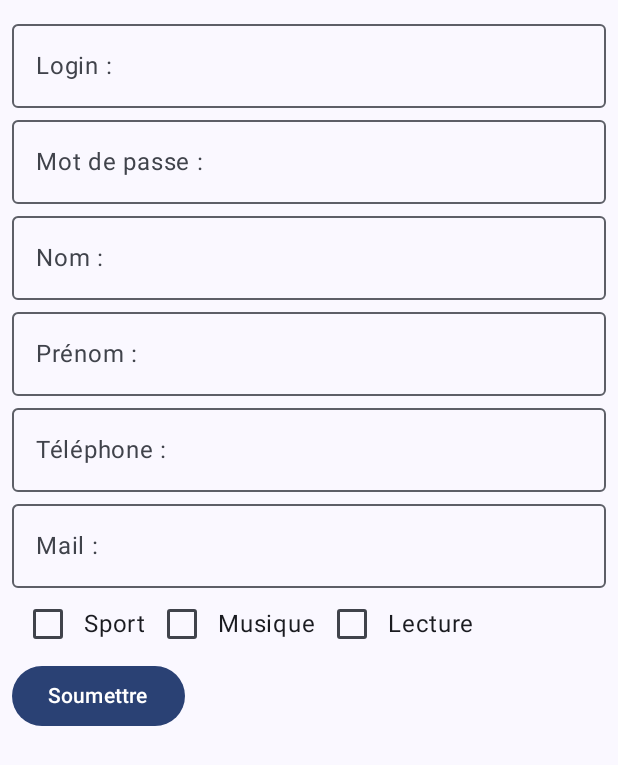
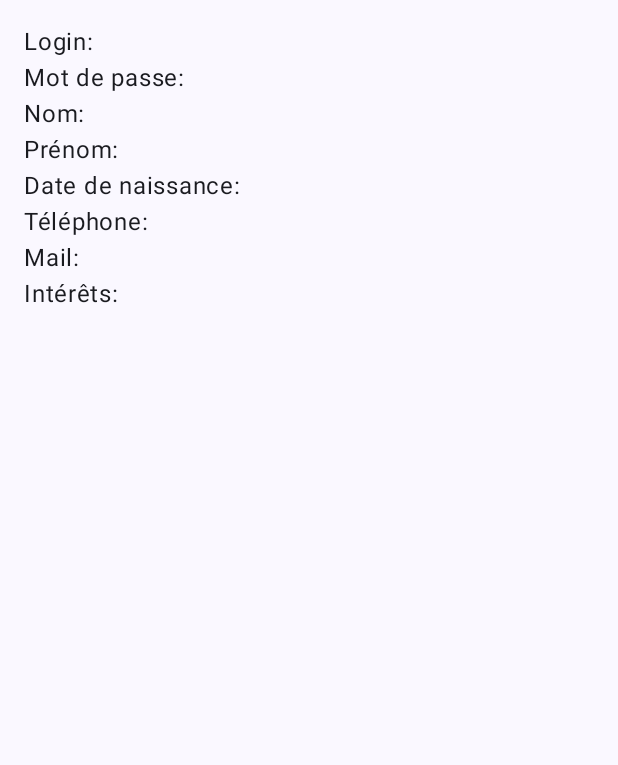
Before and after one commit to RTheoGH/MobileTP3, an Android app built with Jetpack Compose: the composable Compte shown on its own in the app's theme, after a tap on "Soumettre", on a phone screen of 412 x 824 dp. Shown: the top 765 px of the screen. Run offline under Robolectric (Android 15) with nearby library versions, the phone set to English and light mode, and no system bars; our stand-ins replace Room's generated code; 1 other tap on this screen came first.

Commit message:
Modification base de données et début connexion

```diff
--- a/EDT/app/src/main/java/com/example/edt/Compte.kt
+++ b/EDT/app/src/main/java/com/example/edt/Compte.kt
@@ -6,13 +6,13 @@ import androidx.room.PrimaryKey
 
 @Entity(tableName = "compte_table")
 data class Compte(
-    @PrimaryKey(autoGenerate = true)
-    val id: Int = 0,
+    @PrimaryKey
     @ColumnInfo(name = "login") val login: String,
     @ColumnInfo(name = "mdp") val mdp: String,
     @ColumnInfo(name = "nom") val nom: String,
     @ColumnInfo(name = "prenom") val prenom: String,
+    @ColumnInfo(name = "date_naissance") val dateNaissance: String,
     @ColumnInfo(name = "telephone") val telephone: String,
-    @ColumnInfo(name = "mail") val mail: String
-    //@ColumnInfo(name = "interets") val interets: List<String>
+    @ColumnInfo(name = "mail") val mail: String,
+    @ColumnInfo(name = "interets") val interets: String
 )
--- a/EDT/app/src/main/java/com/example/edt/CompteDAO.kt
+++ b/EDT/app/src/main/java/com/example/edt/CompteDAO.kt
@@ -20,6 +20,6 @@ interface CompteDAO {
     @Query("SELECT * FROM compte_table")
     fun getAllUsers(): List<Compte>
 
-    @Query("SELECT * FROM compte_table WHERE id = :userId")
-    fun getUserById(userId: Int): Compte?
+    @Query("SELECT * FROM compte_table WHERE login = :userLogin")
+    fun getUserByLogin(userLogin: Int): Compte?
 }
--- a/EDT/app/src/main/java/com/example/edt/MainActivity.kt
+++ b/EDT/app/src/main/java/com/example/edt/MainActivity.kt
@@ -39,9 +39,6 @@ class MainActivity : ComponentActivity() {
     @OptIn(ExperimentalMaterial3Api::class)
     override fun onCreate(savedInstanceState: Bundle?) {
         super.onCreate(savedInstanceState)
-
-
-
         enableEdgeToEdge()
         setContent {
             EDTTheme {
--- a/EDT/app/src/main/java/com/example/edt/PageAccueil.kt
+++ b/EDT/app/src/main/java/com/example/edt/PageAccueil.kt
@@ -5,6 +5,7 @@ import androidx.compose.foundation.layout.Column
 import androidx.compose.foundation.layout.PaddingValues
 import androidx.compose.foundation.layout.fillMaxSize
 import androidx.compose.foundation.layout.padding
+import androidx.compose.material3.Text
 import androidx.compose.runtime.Composable
 import androidx.compose.ui.Alignment
 import androidx.compose.ui.Modifier
@@ -17,7 +18,7 @@ fun Accueil(pad : PaddingValues){
         horizontalAlignment = Alignment.CenterHorizontally,
         verticalArrangement = Arrangement.Center
     ) {
-
+        Text("Bienvenue !")
     }
 
 }
--- a/EDT/app/src/main/java/com/example/edt/PageCompte.kt
+++ b/EDT/app/src/main/java/com/example/edt/PageCompte.kt
@@ -1,11 +1,15 @@
 package com.example.edt
 
 import androidx.compose.foundation.ExperimentalFoundationApi
+import androidx.compose.foundation.layout.Arrangement
 import androidx.compose.foundation.layout.Column
 import androidx.compose.foundation.layout.PaddingValues
 import androidx.compose.foundation.layout.Row
+import androidx.compose.foundation.layout.Spacer
+import androidx.compose.foundation.layout.fillMaxSize
 import androidx.compose.foundation.layout.fillMaxWidth
 import androidx.compose.foundation.layout.padding
+import androidx.compose.foundation.layout.width
 import androidx.compose.foundation.text.KeyboardOptions
 import androidx.compose.material3.Button
 import androidx.compose.material3.Checkbox
@@ -15,6 +19,7 @@ import androidx.compose.runtime.Composable
 import androidx.compose.runtime.getValue
 import androidx.compose.runtime.mutableStateOf
 import androidx.compose.runtime.remember
+import androidx.compose.runtime.rememberCoroutineScope
 import androidx.compose.runtime.setValue
 import androidx.compose.ui.Alignment
 import androidx.compose.ui.Modifier
@@ -22,10 +27,69 @@ import androidx.compose.ui.platform.LocalContext
 import androidx.compose.ui.text.input.KeyboardType
 import androidx.compose.ui.text.input.PasswordVisualTransformation
 import androidx.compose.ui.unit.dp
+import androidx.compose.ui.unit.sp
+import kotlinx.coroutines.launch
 
 @Composable
-fun Compte(pad : PaddingValues){
+fun Compte(pad : PaddingValues) {
+    var showMenuCompte by remember { mutableStateOf(true) }
+    var showInscription by remember { mutableStateOf(false) }
+    var showCompte by remember { mutableStateOf<Compte?>(null) }
 
+    if (showMenuCompte) {
+        Column(
+            modifier = Modifier.fillMaxSize().padding(pad).padding(8.dp),
+            horizontalAlignment = Alignment.CenterHorizontally,
+            verticalArrangement = Arrangement.Center
+        ) {
+            Text(
+                fontSize = 12.sp,
+                text = "Vous n'êtes pas encore inscrit ou connecté."
+            )
+            Text(
+                fontSize = 12.sp,
+                text = "Choississez une option :"
+            )
+            Row{
+                Button(
+                    onClick = {
+                        showInscription = true
+                        showMenuCompte = false
+                    }
+                ) {
+                    Text(text = "Inscription")
+                }
+                Spacer(modifier = Modifier.width(8.dp))
+                Button(
+                    onClick = {
+                        showMenuCompte = false
+                        // Connexion
+                    }
+                ) {
+                    Text(text = "Connexion")
+                }
+            }
+
+        }
+    }
+
+    if (showInscription){
+        Inscription(
+            pad,
+            onCompteAdded = { compte ->
+                showCompte = compte
+                showInscription = false
+            }
+        )
+    } else {
+        if(showCompte != null){
+            Profil(pad,compte = showCompte!!)
+        }
+    }
+}
+
+@Composable
+fun Inscription(pad : PaddingValues,onCompteAdded: (Compte) -> Unit){
     val ctx = LocalContext.current
     val database = AppDatabase.getDatabase(ctx)
     val compteDao = database.compteDao()
@@ -34,12 +98,15 @@ fun Compte(pad : PaddingValues){
     var mdp by remember { mutableStateOf("") }
     var nom by remember { mutableStateOf("") }
     var prenom by remember { mutableStateOf("") }
+    var dateNaissance by remember { mutableStateOf("") }
     var telephone by remember { mutableStateOf("") }
     var mail by remember { mutableStateOf("") }
 
     var isOption1Checked by remember { mutableStateOf(false) }
     var isOption2Checked by remember { mutableStateOf(false) }
     var isOption3Checked by remember { mutableStateOf(false) }
+
+    val coroutine = rememberCoroutineScope()
 
     Column(
         modifier = Modifier.padding(pad).padding(8.dp)
@@ -88,6 +155,16 @@ fun Compte(pad : PaddingValues){
         )
         OutlinedTextField(
             label = {
+                Text("Date de naissance :")
+            },
+            value = dateNaissance,
+            onValueChange = {
+                dateNaissance = it
+            },
+            modifier = Modifier.fillMaxWidth()
+        )
+        OutlinedTextField(
+            label = {
                 Text("Téléphone :")
             },
             value = telephone,
@@ -124,10 +201,83 @@ fun Compte(pad : PaddingValues){
             Text(text = "Lecture")
         }
         Button(
-            onClick = {}
+            onClick = {
+                coroutine.launch {
+                    val compte = Compte(
+                        login = login,
+                        mdp = mdp,
+                        nom = nom,
+                        prenom = prenom,
+                        dateNaissance = dateNaissance,
+                        telephone = telephone,
+                        mail = mail,
+                        interets = listOfNotNull(
+                            if (isOption1Checked) "Sport" else null,
+                            if (isOption2Checked) "Musique" else null,
+                            if (isOption3Checked) "Lecture" else null
+                        ).joinToString(", ")
+                    )
+                    compteDao.insert(compte)
+                    onCompteAdded(compte)
+                }
+            }
         ) {
             Text(text="Soumettre")
         }
     }
+}
 
+@Composable
+fun Connexion(pad : PaddingValues){
+    var login by remember { mutableStateOf("") }
+    var mdp by remember { mutableStateOf("") }
+
+    Column(
+        modifier = Modifier.padding(pad).padding(8.dp)
+    ) {
+        OutlinedTextField(
+            label = {
+                Text("Login :")
+            },
+            value = login,
+            onValueChange = {
+                login = it
+            },
+            modifier = Modifier.fillMaxWidth()
+        )
+        OutlinedTextField(
+            label = {
+                Text("Mot de passe :")
+            },
+            value = mdp,
+            onValueChange = {
+                mdp = it
+            },
+            visualTransformation = PasswordVisualTransformation(),
+            keyboardOptions = KeyboardOptions(keyboardType = KeyboardType.Password),
+            modifier = Modifier.fillMaxWidth()
+        )
+        Button(
+            onClick = {
+                // Connexion
+            }
+        ) {
+            Text(text="Connexion")
+        }
+    }
 }
+
+@Composable
+fun Profil(pad: PaddingValues,compte: Compte){
+    // Améliorer pour faire une vrai page de profil
+    Column(modifier = Modifier.padding(pad).padding(16.dp)) {
+        Text(text = "Login: ${compte.login}")
+        Text(text = "Mot de passe: ${compte.mdp}")
+        Text(text = "Nom: ${compte.nom}")
+        Text(text = "Prénom: ${compte.prenom}")
+        Text(text = "Date de naissance: ${compte.dateNaissance}")
+        Text(text = "Téléphone: ${compte.telephone}")
+        Text(text = "Mail: ${compte.mail}")
+        Text(text = "Intérêts: ${compte.interets}")
+    }
+}
```
